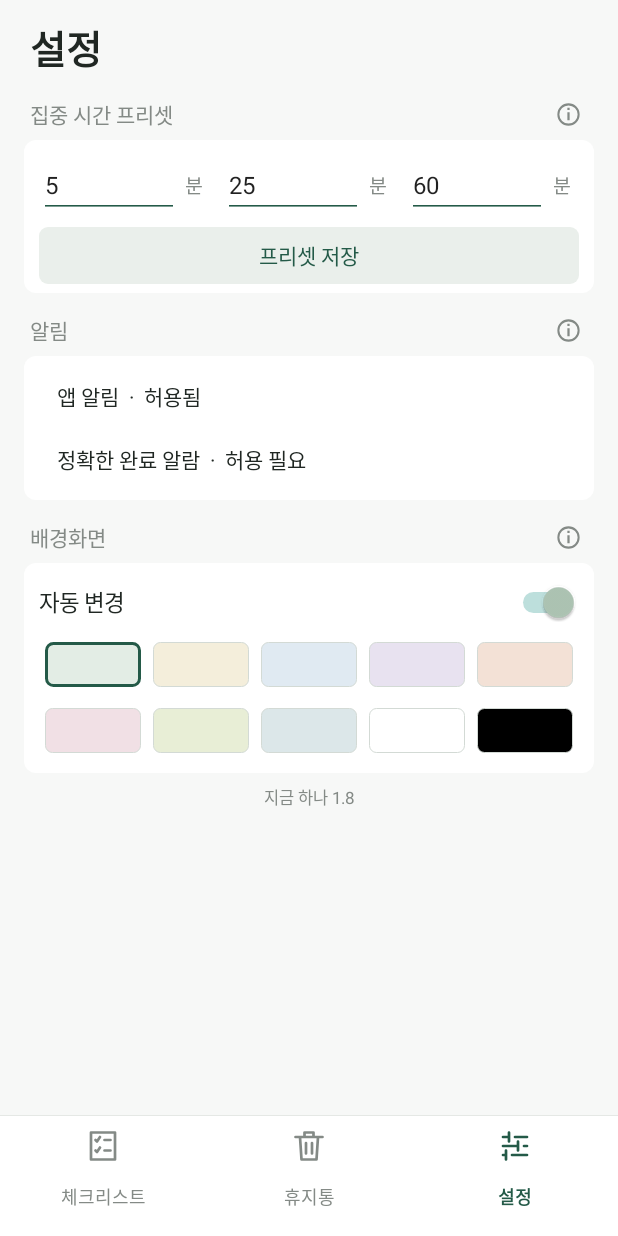
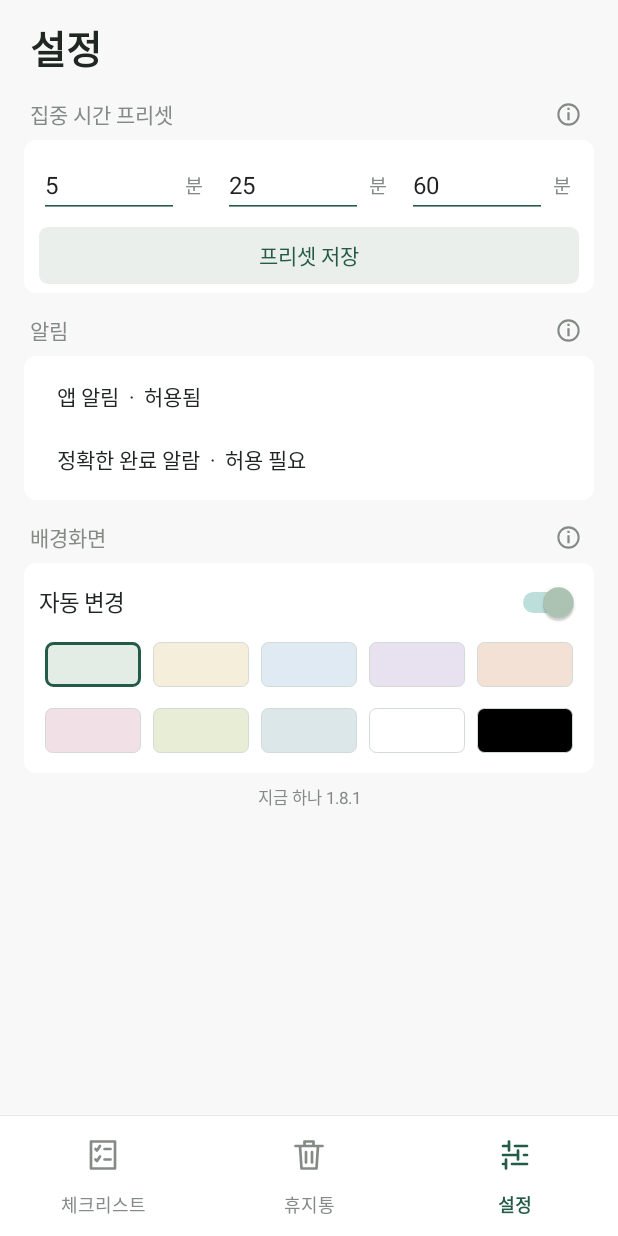
Before and after one commit to adastra07/jigeum-hana, an Android app: the screen it shows after launch (MainActivity), after a tap on "설정", on a phone screen of 412 x 824 dp. Run offline under Robolectric (Android 15) with nearby library versions, the phone set to English and light mode, and no system bars; 2 other taps on this screen came first.

Commit message:
Move bottom navigation icons and labels down for top breathing room

```diff
--- a/app/build.gradle.kts
+++ b/app/build.gradle.kts
@@ -6,8 +6,8 @@ android {
         applicationId = "com.adastra.focuswallpaper"
         minSdk = 26
         targetSdk = 34
-        versionCode = 9
-        versionName = "1.8"
+        versionCode = 10
+        versionName = "1.8.1"
     }
     signingConfigs.getByName("debug") {
         System.getenv("JIGEUM_DEBUG_KEYSTORE")?.let { storeFile = file(it) }
--- a/app/src/main/java/com/adastra/focuswallpaper/MainActivity.kt
+++ b/app/src/main/java/com/adastra/focuswallpaper/MainActivity.kt
@@ -119,7 +119,7 @@ class MainActivity : Activity() {
         listOf(Triple("tasks", "체크리스트", R.drawable.ic_checklist), Triple("trash", "휴지통", R.drawable.ic_trash), Triple("settings", "설정", R.drawable.ic_settings)).forEach { (id, label, icon) ->
             val chosen = screen == id
             navigation.addView(flat(label, color = if (chosen) accent else muted) { screen = id; renderPage() }.apply {
-                textSize = 12f; setPadding(dp(12), dp(8), dp(12), dp(10)); setTypeface(null, if (chosen) Typeface.BOLD else Typeface.NORMAL)
+                textSize = 12f; setPadding(dp(12), dp(14), dp(12), dp(6)); setTypeface(null, if (chosen) Typeface.BOLD else Typeface.NORMAL)
                 val drawable = getDrawable(icon)!!.mutate().apply { setTint(if (chosen) accent else muted); setBounds(0, 0, dp(24), dp(24)) }
                 setCompoundDrawables(null, drawable, null, null); compoundDrawablePadding = dp(6)
                 isSelected = chosen
@@ -358,7 +358,7 @@ class MainActivity : Activity() {
             }
         }
         wallpaperSettings()
-        page.addView(text("지금 하나 1.8", 11f, muted).apply { gravity = Gravity.CENTER; setPadding(0, dp(8), 0, 0) })
+        page.addView(text("지금 하나 1.8.1", 11f, muted).apply { gravity = Gravity.CENTER; setPadding(0, dp(8), 0, 0) })
     }
     private fun wallpaperSettings() {
         section("배경화면", { settingsInfo("wallpaper") }) { card ->
```
Also changed, not shown: 1 other file.
